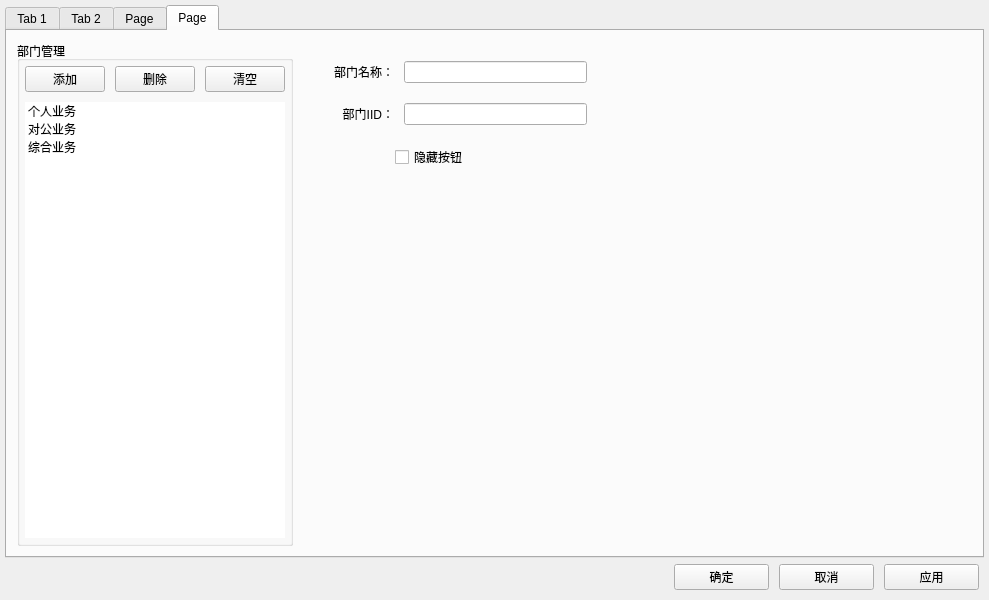
Qt form QueueConfigurator/mainwindow.ui (ffjiangMr/Qt) before a commit.
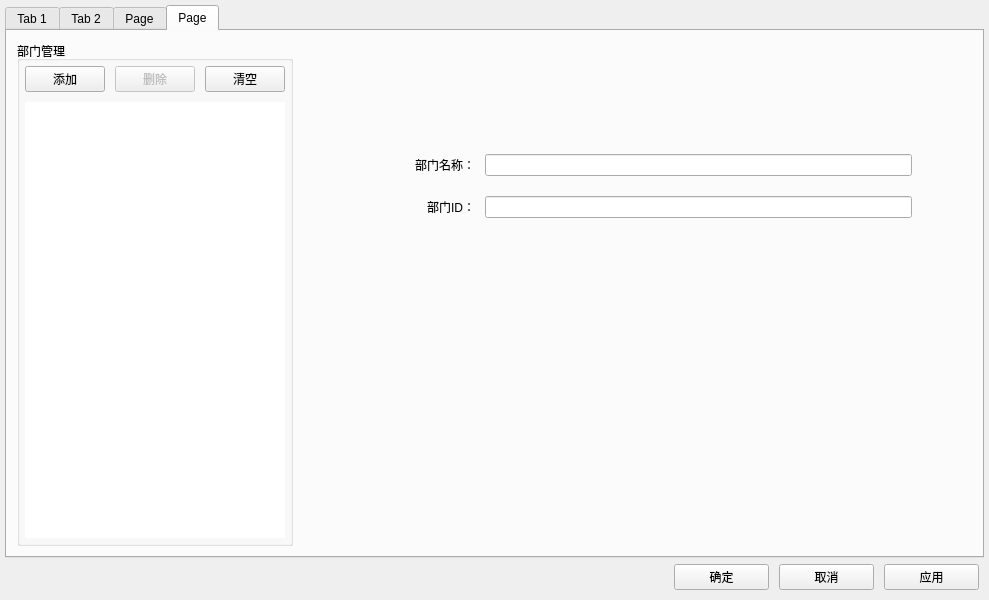
The same form after that commit. Icons and pictures are not drawn. Custom widgets are drawn as their Qt base class.

Commit message: 部门设置队列操作

Patch:
```diff
--- a/QueueConfigurator/mainwindow.ui
+++ b/QueueConfigurator/mainwindow.ui
@@ -1724,7 +1724,10 @@
                 </widget>
                </item>
                <item>
-                <widget class="QPushButton" name="pushButton_23">
+                <widget class="QPushButton" name="dep_rem_btn">
+                 <property name="enabled">
+                  <bool>false</bool>
+                 </property>
                  <property name="text">
                   <string>删除</string>
                  </property>
@@ -1744,21 +1747,6 @@
                <property name="styleSheet">
                 <string notr="true">border: 0px solid #6a6ea9;</string>
                </property>
-               <item>
-                <property name="text">
-                 <string>个人业务</string>
-                </property>
-               </item>
-               <item>
-                <property name="text">
-                 <string>对公业务</string>
-                </property>
-               </item>
-               <item>
-                <property name="text">
-                 <string>综合业务</string>
-                </property>
-               </item>
               </widget>
              </item>
             </layout>
@@ -1767,7 +1755,7 @@
          </layout>
         </item>
         <item>
-         <layout class="QVBoxLayout" name="verticalLayout_22">
+         <layout class="QVBoxLayout" name="verticalLayout_22" stretch="3,1,1,10">
           <property name="spacing">
            <number>10</number>
           </property>
@@ -1784,7 +1772,20 @@
            <number>20</number>
           </property>
           <item>
-           <layout class="QHBoxLayout" name="horizontalLayout_29" stretch="1,3,6">
+           <spacer name="verticalSpacer_5">
+            <property name="orientation">
+             <enum>Qt::Vertical</enum>
+            </property>
+            <property name="sizeHint" stdset="0">
+             <size>
+              <width>20</width>
+              <height>40</height>
+             </size>
+            </property>
+           </spacer>
+          </item>
+          <item>
+           <layout class="QHBoxLayout" name="horizontalLayout_29" stretch="1,3,0">
             <property name="spacing">
              <number>10</number>
             </property>
@@ -1829,7 +1830,7 @@
            </layout>
           </item>
           <item>
-           <layout class="QHBoxLayout" name="horizontalLayout_32" stretch="1,3,6">
+           <layout class="QHBoxLayout" name="horizontalLayout_32" stretch="1,3,0">
             <property name="spacing">
              <number>10</number>
             </property>
@@ -1848,7 +1849,7 @@
             <item>
              <widget class="QLabel" name="label_33">
               <property name="text">
-               <string>部门IID：</string>
+               <string>部门ID：</string>
               </property>
               <property name="alignment">
                <set>Qt::AlignRight|Qt::AlignTrailing|Qt::AlignVCenter</set>
@@ -1856,7 +1857,11 @@
              </widget>
             </item>
             <item>
-             <widget class="QLineEdit" name="lineEdit_27"/>
+             <widget class="QLineEdit" name="dep_id_line">
+              <property name="text">
+               <string/>
+              </property>
+             </widget>
             </item>
             <item>
              <spacer name="horizontalSpacer_18">
@@ -1873,58 +1878,6 @@
             </item>
            </layout>
           </item>
-          <item>
-           <layout class="QHBoxLayout" name="horizontalLayout_33" stretch="1,3,6">
-            <property name="spacing">
-             <number>10</number>
-            </property>
-            <property name="leftMargin">
-             <number>5</number>
-            </property>
-            <property name="topMargin">
-             <number>5</number>
-            </property>
-            <property name="rightMargin">
-             <number>5</number>
-            </property>
-            <property name="bottomMargin">
-             <number>5</number>
-            </property>
-            <item>
-             <spacer name="horizontalSpacer_20">
-              <property name="orientation">
-               <enum>Qt::Horizontal</enum>
-              </property>
-              <property name="sizeHint" stdset="0">
-               <size>
-                <width>40</width>
-                <height>20</height>
-               </size>
-              </property>
-             </spacer>
-            </item>
-            <item>
-             <widget class="QCheckBox" name="checkBox_6">
-              <property name="text">
-               <string>隐藏按钮</string>
-              </property>
-             </widget>
-            </item>
-            <item>
-             <spacer name="horizontalSpacer_19">
-              <property name="orientation">
-               <enum>Qt::Horizontal</enum>
-              </property>
-              <property name="sizeHint" stdset="0">
-               <size>
-                <width>40</width>
-                <height>20</height>
-               </size>
-              </property>
-             </spacer>
-            </item>
-           </layout>
-          </item>
           <item>
            <spacer name="verticalSpacer_4">
             <property name="orientation">
```
Left out of the diff: 8 changed lines with no effect on the pictures. The commit also changes 9 other files.
